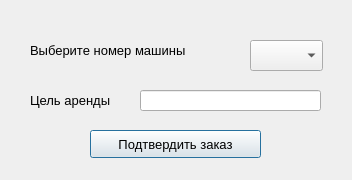
Qt form ClientOrderWindow.ui (EgLeVor/Course) before a commit.
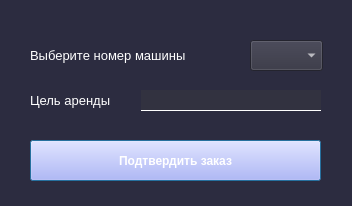
The same form after that commit.

Commit message: client windows stylesheets

Diff of the .ui file:
```diff
--- a/ClientOrderWindow.ui
+++ b/ClientOrderWindow.ui
@@ -7,24 +7,54 @@
     <x>0</x>
     <y>0</y>
     <width>352</width>
-    <height>180</height>
+    <height>206</height>
    </rect>
   </property>
   <property name="windowTitle">
    <string>Окно заказа</string>
   </property>
+  <property name="styleSheet">
+   <string notr="true">QWidget{
+	background-color: rgb(44, 44, 64);
+}
+QPushButton{
+	font: 75 9pt &quot;MS Shell Dlg 2&quot;;
+	background-color: rgb(170, 170, 255);
+	color: rgb(255, 255, 255);
+	font-weight: bold
+}
+QLabel{
+	color: rgb(255, 255, 255);
+}
+QLineEdit{
+	border: 1px solid rgb(255, 255, 255);
+	border-top-color: rgba(255, 255, 255, 0);
+	border-right-color: rgba(255, 255, 255, 0);
+	border-left-color: rgba(255, 255, 255, 0);
+	background-color: rgb(50, 50, 64);
+	color: rgb(255, 255, 255);
+}
+QComboBox{
+	background-color: rgb(50, 50, 64);
+	color: rgb(255, 255, 255);
+}</string>
+  </property>
   <widget class="QPushButton" name="confirm_btn">
    <property name="geometry">
     <rect>
-     <x>90</x>
-     <y>130</y>
-     <width>171</width>
-     <height>28</height>
+     <x>30</x>
+     <y>140</y>
+     <width>291</width>
+     <height>41</height>
     </rect>
    </property>
    <property name="font">
     <font>
-     <pointsize>10</pointsize>
+     <family>MS Shell Dlg 2</family>
+     <pointsize>9</pointsize>
+     <weight>75</weight>
+     <italic>false</italic>
+     <bold>true</bold>
     </font>
    </property>
    <property name="text">
@@ -55,9 +85,9 @@
    <property name="geometry">
     <rect>
      <x>30</x>
-     <y>30</y>
+     <y>40</y>
      <width>211</width>
-     <height>41</height>
+     <height>31</height>
     </rect>
    </property>
    <property name="font">
```
The commit also changes 4 other files.
